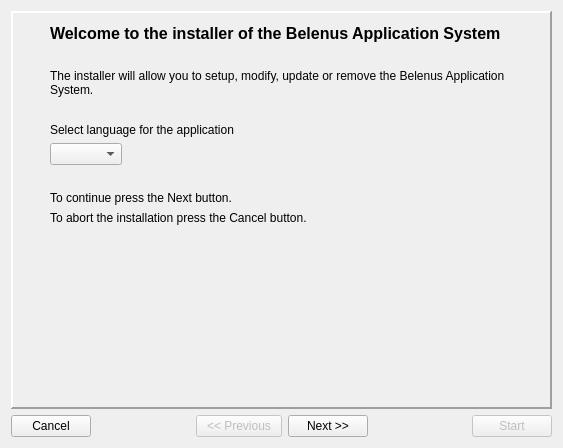
First picture: the form in install/dlgMain.ui, repository tbikfalvi/Belenus, before the edit.
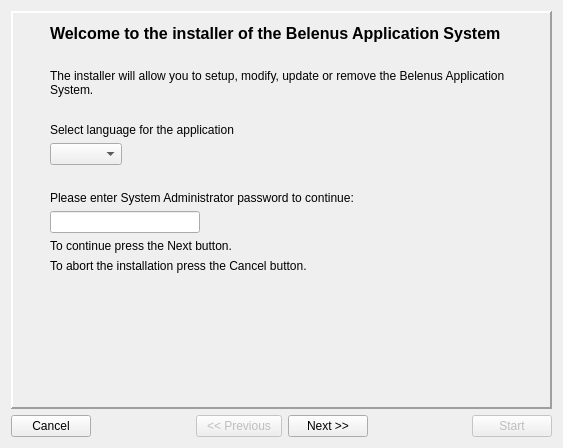
Second picture: the form after the edit. Icons and pictures are not drawn.

```diff
--- a/install/dlgMain.ui
+++ b/install/dlgMain.ui
@@ -72,7 +72,7 @@
         </layout>
        </item>
        <item>
-        <layout class="QVBoxLayout" name="verticalLayout" stretch="0,0,0,0,0,0,0,0,0,0,0">
+        <layout class="QVBoxLayout" name="verticalLayout">
          <item>
           <widget class="QLabel" name="lblTitle0">
            <property name="font">
@@ -183,6 +183,32 @@
            </property>
           </spacer>
          </item>
+         <item>
+          <widget class="QLabel" name="lblSetup1">
+           <property name="text">
+            <string>Please enter System Administrator password to continue:</string>
+           </property>
+          </widget>
+         </item>
+         <item>
+          <widget class="QLineEdit" name="ledSetupSystemPass">
+           <property name="minimumSize">
+            <size>
+             <width>150</width>
+             <height>0</height>
+            </size>
+           </property>
+           <property name="maximumSize">
+            <size>
+             <width>150</width>
+             <height>16777215</height>
+            </size>
+           </property>
+           <property name="echoMode">
+            <enum>QLineEdit::Password</enum>
+           </property>
+          </widget>
+         </item>
          <item>
           <widget class="QLabel" name="lblText1_2">
            <property name="font">
```
